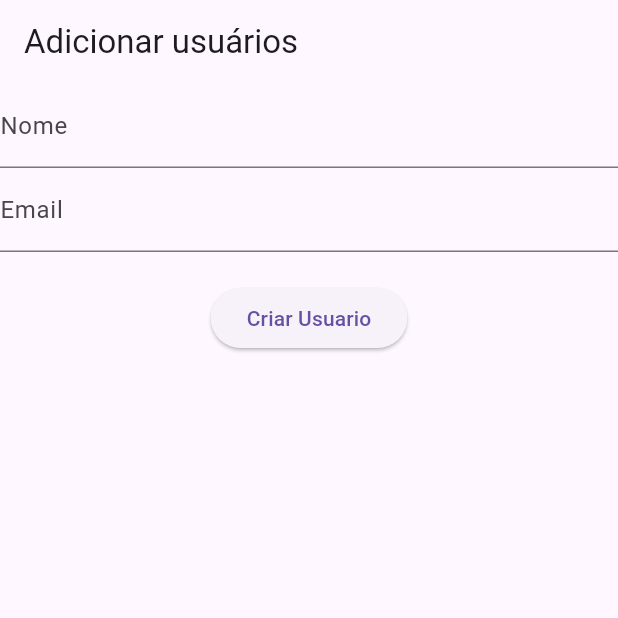
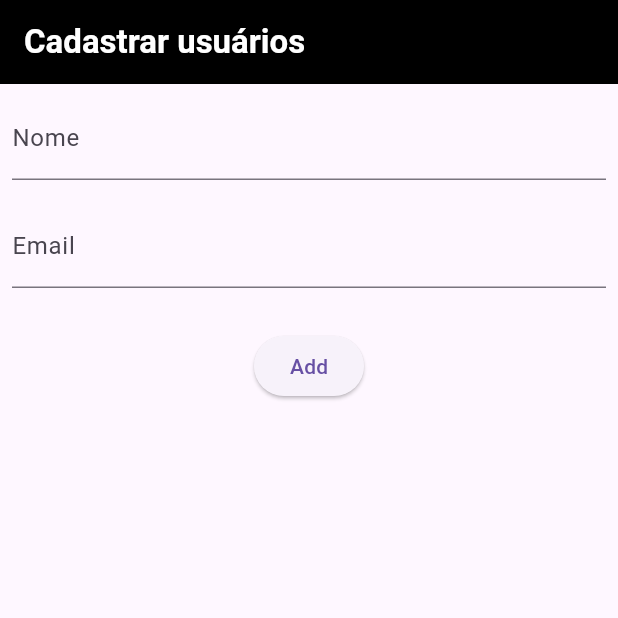
Before and after one commit to atevilson/App-Clean-Code, a Flutter app: the screen it shows after launch, on a phone screen of 412 x 824 dp, the top half of it. Run offline on Flutter 3.47's test engine with Material 3 defaults, Android fonts, the light colour scheme and no system bars; our stand-ins replace equatable, flutter_bloc.

Commit message:
ajuste de escopo pages

```diff
--- a/lib/features/user/presentation/pages/user_create_page.dart
+++ b/lib/features/user/presentation/pages/user_create_page.dart
@@ -1,4 +1,3 @@
-
 import 'package:clean_code_app/features/user/presentation/bloc/event/user_create_req.dart';
 import 'package:clean_code_app/features/user/presentation/bloc/state/user_created.dart';
 import 'package:clean_code_app/features/user/presentation/bloc/state/user_erro.dart';
@@ -7,7 +6,7 @@ import 'package:clean_code_app/features/user/presentation/bloc/user_bloc.dart';
 import 'package:flutter/material.dart';
 import 'package:flutter_bloc/flutter_bloc.dart';
 
-class UserCreatePage extends StatelessWidget{
+class UserCreatePage extends StatelessWidget {
   UserCreatePage({super.key});
 
   final TextEditingController _nameController = TextEditingController();
@@ -17,36 +16,17 @@ class UserCreatePage extends StatelessWidget{
   Widget build(BuildContext context) {
     return Scaffold(
       appBar: AppBar(
-        title: const Text("Adicionar usuários"),
+        backgroundColor: Colors.black,
+        title: const Text("Cadastrar usuários",
+        style: TextStyle(
+          fontSize: 22.0,
+          fontWeight: FontWeight.bold,
+            color: Colors.white,
           ),
-      body: Column(
-        children: [
-          TextField(
-            controller: _nameController,
-            decoration: const InputDecoration(labelText: "Nome"),
         ),
-          TextField(
-            controller: _emailController,
-            decoration: const InputDecoration(labelText: "Email"),
       ),
-          const SizedBox(height: 20),
-          ElevatedButton(onPressed: () => _addUser,
-            child: const Text("Criar Usuario"),
-          )
-        ],
-      ),
-    );
-  }
-
-  void _addUser(BuildContext context) {
-    final name = _nameController.text;
-    final email = _emailController.text;
-    BlocProvider.of<UserBloc>(context).add(UserCreateReq(
-      name: name,
-      email: email),
-    );
-    BlocListener<UserBloc, UserState>(
-      listener: (_, state) {
+      body: BlocListener<UserBloc, UserState>(
+        listener: (context, state) {
           if (state is UserCreated) {
             ScaffoldMessenger.of(context).showSnackBar(
               const SnackBar(
@@ -55,12 +35,44 @@ class UserCreatePage extends StatelessWidget{
             );
           } else if (state is UserErro) {
             ScaffoldMessenger.of(context).showSnackBar(
-            const SnackBar(
-              content: Text("Erro ao cadastrar usuário"),
+              SnackBar(
+                content: Text(state.message),
               ),
             );
           }
         },
+        child: Column(
+          children: [
+            Padding(
+              padding: const EdgeInsets.all(8.0),
+              child: TextField(
+                controller: _nameController,
+                decoration: const InputDecoration(labelText: "Nome"),
+              ),
+            ),
+            Padding(
+              padding: const EdgeInsets.all(8.0),
+              child: TextField(
+                controller: _emailController,
+                decoration: const InputDecoration(labelText: "Email"),
+              ),
+            ),
+            const SizedBox(height: 20),
+            ElevatedButton(
+              onPressed: () {
+                final name = _nameController.text;
+                final email = _emailController.text;
+                if (name.isNotEmpty && email.isNotEmpty) {
+                  BlocProvider.of<UserBloc>(context).add(
+                  UserCreateReq(name: name, email: email),
+                );
+                }
+              },
+              child: const Text("Add"),
+            ),
+          ],
+        ),
+      ),
     );
   }
 }
```
Also changed, not shown: lib/features/user/presentation/pages/user_list_page.dart (+5 -4 lines). Lines whose indentation alone changed are shown as unchanged.
